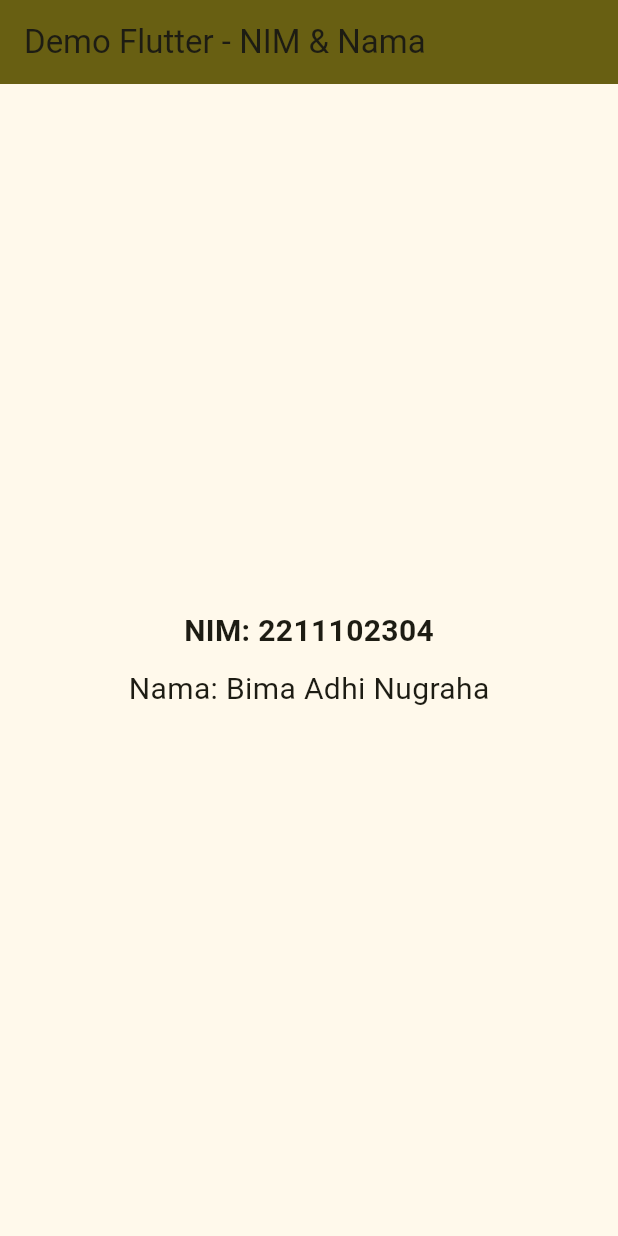
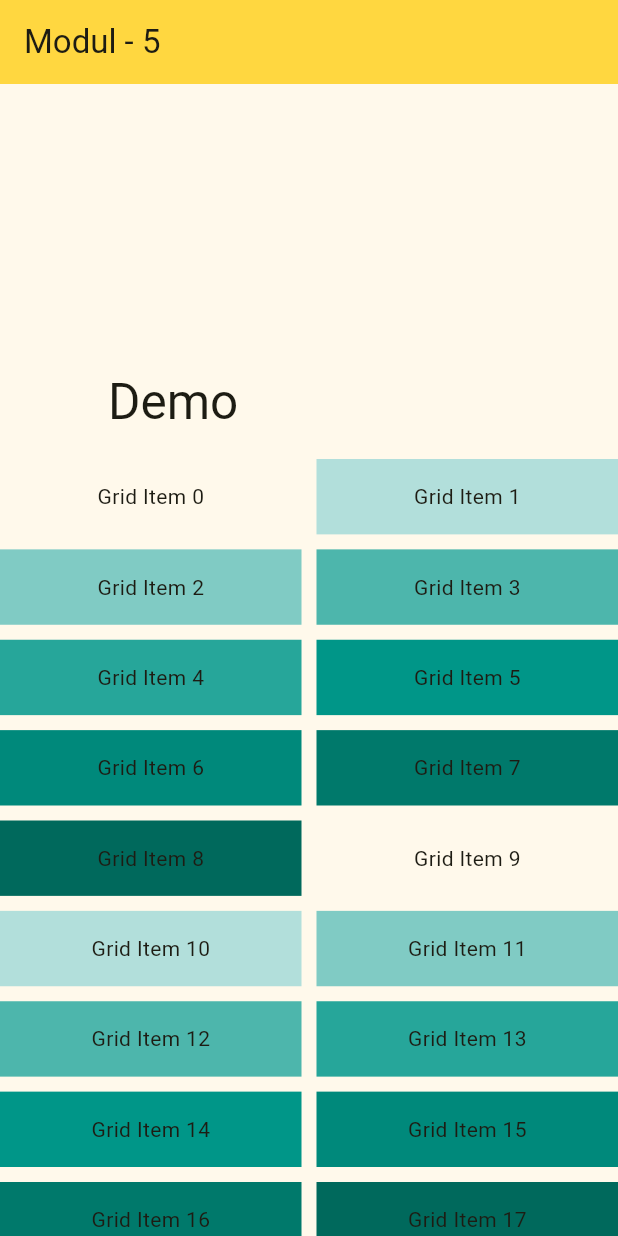
Before and after one commit to ZalEmperon/2211102304_Bima-Adhi-N, a Flutter app: the screen it shows after launch, on a phone screen of 412 x 824 dp. Run offline on Flutter 3.47's test engine with Material 3 defaults, Android fonts, the light colour scheme and no system bars.

Commit message:
Modul 3-5 Update

```diff
--- a/lib/main.dart
+++ b/lib/main.dart
@@ -1,53 +1,53 @@
 import 'package:flutter/material.dart';
+import 'package:flutter/rendering.dart' show debugPaintSizeEnabled;
+import 'package:praktikum_2_modul/!modul2/MyHomePage.dart';
+import 'package:praktikum_2_modul/modul_4/container.dart';
+import 'package:praktikum_2_modul/modul_4/gridview.dart';
+import 'package:praktikum_2_modul/modul_4/listview.dart';
+import 'package:praktikum_2_modul/modul_4/listview_builder.dart';
+import 'package:praktikum_2_modul/modul_4/listview_separated.dart';
+import 'package:praktikum_2_modul/modul_4/stack.dart';
+import 'package:praktikum_2_modul/modul_5/column.dart';
+import 'package:praktikum_2_modul/modul_5/nested.dart';
+import 'package:praktikum_2_modul/modul_5/row.dart';
+import 'package:praktikum_2_modul/modul_5/scrollview.dart';
 
 void main() {
+  debugPaintSizeEnabled = false;
   runApp(const MyApp());
 }
 
 class MyApp extends StatelessWidget {
   const MyApp({super.key});
-
   @override
   Widget build(BuildContext context) {
     return MaterialApp(
+      debugShowCheckedModeBanner: false,
       title: 'Flutter Demo',
       theme: ThemeData(
         colorScheme: ColorScheme.fromSeed(seedColor: Colors.yellow),
         useMaterial3: true,
       ),
-      home: const MyHomePage(title: 'Demo Flutter - NIM & Nama'),
+      home:
+          // Uncomment Fungsi untuk jalan
+
+          // Modul 2 = Praktikum 1
+          // MyHomePage(title: "Demo Flutter - 2211102304 & Bima A N")
+
+          // Modul 4 = Praktikum 2
+          // Containers()
+          // Gridviews()
+          // Listviews()
+          // Listbuilders()
+          // Listseparateds()
+          // Stacks(),
+
+          // Modul 5 = Praktikum 2
+          // Rows()
+          // Columns()
+          // Nesteds(title: 'Strawberry Pavlova Recipe')
+          Scrollviews()
+
     );
   }
 }
-
-class MyHomePage extends StatelessWidget {
-  const MyHomePage({super.key, required this.title});
-
-  final String title;
-
-  @override
-  Widget build(BuildContext context) {
-    return Scaffold(
-      appBar: AppBar(
-        backgroundColor: Theme.of(context).colorScheme.primary,
-        title: Text(title),
-      ),
-      body: Center(
-        child: Column(
-          mainAxisAlignment: MainAxisAlignment.center,
-          children: <Widget>[
-            const Text(
-              'NIM: 2211102304', // Ganti dengan NIM Anda
-              style: TextStyle(fontSize: 20, fontWeight: FontWeight.bold),
-            ),
-            const SizedBox(height: 10), // Jarak antar teks
-            const Text(
-              'Nama: Bima Adhi Nugraha', // Ganti dengan Nama Anda
-              style: TextStyle(fontSize: 20),
-            ),
-          ],
-        ),
-      ),
-    );
-  }
-}
--- /dev/null
+++ b/lib/modul_5/scrollview.dart
@@ -0,0 +1,59 @@
+// =============
+// PRAKTIKUM |2|
+// =============
+
+import 'package:flutter/material.dart';
+
+class Scrollviews extends StatelessWidget {
+  const Scrollviews({super.key});
+
+  @override
+  Widget build(BuildContext context) {
+    return Scaffold(
+      appBar: AppBar(
+        backgroundColor: Colors.amberAccent,
+        title: Text("Modul - 5"),
+      ),
+      body: CustomScrollView(
+        slivers: <Widget>[
+          const SliverAppBar(
+            pinned: true,
+            expandedHeight: 250.0,
+            flexibleSpace: FlexibleSpaceBar(title: Text('Demo')),
+          ),
+          SliverGrid(
+            gridDelegate: const SliverGridDelegateWithMaxCrossAxisExtent(
+              maxCrossAxisExtent: 200.0,
+              mainAxisSpacing: 10.0,
+              crossAxisSpacing: 10.0,
+              childAspectRatio: 4.0,
+            ),
+            delegate: SliverChildBuilderDelegate((
+              BuildContext context,
+              int index,
+            ) {
+              return Container(
+                alignment: Alignment.center,
+                color: Colors.teal[100 * (index % 9)],
+                child: Text('Grid Item $index'),
+              );
+            }, childCount: 20),
+          ),
+          SliverFixedExtentList(
+            itemExtent: 50.0,
+            delegate: SliverChildBuilderDelegate((
+              BuildContext context,
+              int index,
+            ) {
+              return Container(
+                alignment: Alignment.center,
+                color: Colors.lightBlue[100 * (index % 9)],
+                child: Text('List Item $index'),
+              );
+            }),
+          ),
+        ],
+      ),
+    );
+  }
+}
--- a/pubspec.yaml
+++ b/pubspec.yaml
@@ -1,4 +1,4 @@
-name: studyjam_1
+name: praktikum_2_modul
 description: "A new Flutter project."
 publish_to: 'none'
 version: 0.1.0
@@ -17,3 +17,5 @@ dev_dependencies:
 
 flutter:
   uses-material-design: true
+  assets:
+    - images/
```
Also changed, not shown: lib/!modul2/MyHomePage.dart (added, +37 -0 lines), lib/modul_3/for.dart (added, +22 -0 lines), lib/modul_3/function.dart (added, +20 -0 lines), lib/modul_3/ifelse.dart (added, +14 -0 lines), lib/modul_3/list.dart (added, +19 -0 lines), lib/modul_3/variable.dart (added, +23 -0 lines), lib/modul_4/container.dart (added, +27 -0 lines), lib/modul_4/gridview.dart (added, +58 -0 lines), lib/modul_4/listview.dart (added, +39 -0 lines), lib/modul_4/listview_builder.dart (added, +33 -0 lines), lib/modul_4/listview_separated.dart (added, +33 -0 lines), lib/modul_4/stack.dart (added, +60 -0 lines), lib/modul_5/column.dart (added, +35 -0 lines), lib/modul_5/nested.dart (added, +140 -0 lines), 2 more files, 1 other file.
